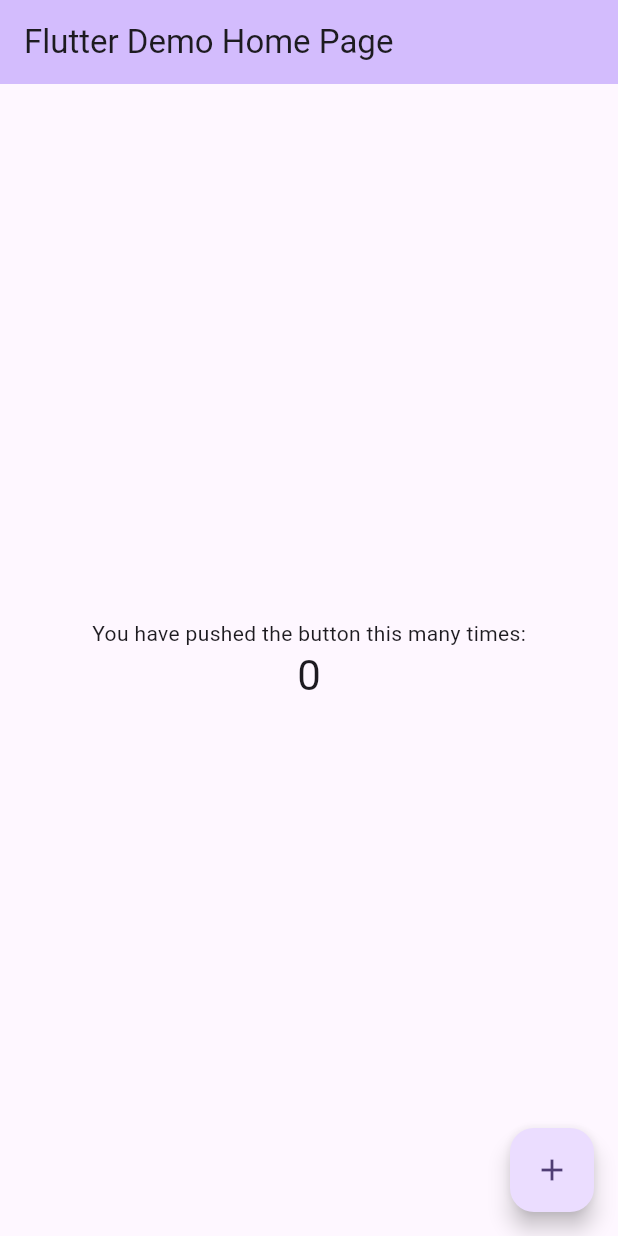
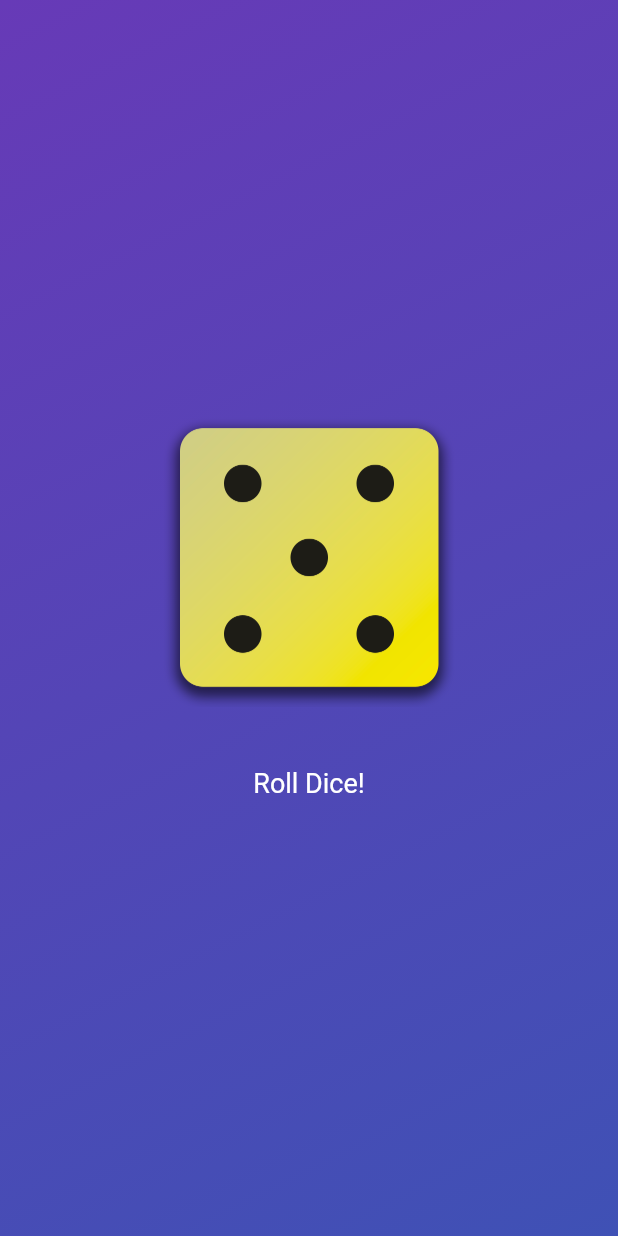
Before and after one commit to jpenna/udemy_flutter, a Flutter app: the screen it shows after launch, on a phone screen of 412 x 824 dp. Run offline on Flutter 3.47's test engine with Material 2 defaults, Android fonts, the phone set to English and light mode, and no system bars.

Commit message:
Finish dice app

```diff
--- /dev/null
+++ b/lib/dice_roller.dart
@@ -0,0 +1,44 @@
+import 'dart:math';
+
+import 'package:flutter/material.dart';
+
+final random = Random();
+
+class DiceRoller extends StatefulWidget {
+  const DiceRoller({super.key});
+
+  @override
+  State<DiceRoller> createState() {
+    return _DiceRollerState();
+  }
+}
+
+class _DiceRollerState extends State<DiceRoller> {
+  var imageNumber = random.nextInt(6) + 1;
+
+  void rollDice() {
+    setState(() {
+      imageNumber = random.nextInt(6) + 1;
+    });
+  }
+
+  @override
+  Widget build(BuildContext context) {
+    return Column(
+      mainAxisAlignment: MainAxisAlignment.center,
+      children: [
+        Image.asset('assets/images/dice-$imageNumber.png', width: 200),
+        const SizedBox(height: 20),
+        TextButton(
+          onPressed: rollDice,
+          style: TextButton.styleFrom(
+            foregroundColor: Colors.white,
+            padding: const EdgeInsets.all(20),
+            textStyle: const TextStyle(fontSize: 18),
+          ),
+          child: const Text('Roll Dice!'),
+        ),
+      ],
+    );
+  }
+}
--- /dev/null
+++ b/lib/gradient_container.dart
@@ -0,0 +1,30 @@
+import 'package:first_app/dice_roller.dart';
+import 'package:flutter/material.dart';
+
+const startAlignment = Alignment.topLeft;
+const endAlignment = Alignment.bottomRight;
+
+class GradientContainer extends StatelessWidget {
+  const GradientContainer({
+    this.colors = const [Colors.deepPurple, Colors.indigo],
+    super.key,
+  });
+
+  final List<Color> colors;
+
+  @override
+  Widget build(BuildContext context) {
+    return Container(
+      decoration: BoxDecoration(
+        gradient: LinearGradient(
+          colors: colors,
+          begin: startAlignment,
+          end: endAlignment,
+        ),
+      ),
+      child: const Center(
+        child: DiceRoller(),
+      ),
+    );
+  }
+}
--- a/lib/main.dart
+++ b/lib/main.dart
@@ -1,125 +1,13 @@
+import 'package:first_app/gradient_container.dart';
 import 'package:flutter/material.dart';
 
 void main() {
-  runApp(const MyApp());
+  runApp(
+    const MaterialApp(
+      title: 'Flutter Tutorial',
+      home: Scaffold(
+        body: GradientContainer(),
+      ),
+    ),
+  );
 }
-
-class MyApp extends StatelessWidget {
-  const MyApp({super.key});
-
-  // This widget is the root of your application.
-  @override
-  Widget build(BuildContext context) {
-    return MaterialApp(
-      title: 'Flutter Demo',
-      theme: ThemeData(
-        // This is the theme of your application.
-        //
-        // TRY THIS: Try running your application with "flutter run". You'll see
-        // the application has a blue toolbar. Then, without quitting the app,
-        // try changing the seedColor in the colorScheme below to Colors.green
-        // and then invoke "hot reload" (save your changes or press the "hot
-        // reload" button in a Flutter-supported IDE, or press "r" if you used
-        // the command line to start the app).
-        //
-        // Notice that the counter didn't reset back to zero; the application
-        // state is not lost during the reload. To reset the state, use hot
-        // restart instead.
-        //
-        // This works for code too, not just values: Most code changes can be
-        // tested with just a hot reload.
-        colorScheme: ColorScheme.fromSeed(seedColor: Colors.deepPurple),
-        useMaterial3: true,
-      ),
-      home: const MyHomePage(title: 'Flutter Demo Home Page'),
-    );
-  }
-}
-
-class MyHomePage extends StatefulWidget {
-  const MyHomePage({super.key, required this.title});
-
-  // This widget is the home page of your application. It is stateful, meaning
-  // that it has a State object (defined below) that contains fields that affect
-  // how it looks.
-
-  // This class is the configuration for the state. It holds the values (in this
-  // case the title) provided by the parent (in this case the App widget) and
-  // used by the build method of the State. Fields in a Widget subclass are
-  // always marked "final".
-
-  final String title;
-
-  @override
-  State<MyHomePage> createState() => _MyHomePageState();
-}
-
-class _MyHomePageState extends State<MyHomePage> {
-  int _counter = 0;
-
-  void _incrementCounter() {
-    setState(() {
-      // This call to setState tells the Flutter framework that something has
-      // changed in this State, which causes it to rerun the build method below
-      // so that the display can reflect the updated values. If we changed
-      // _counter without calling setState(), then the build method would not be
-      // called again, and so nothing would appear to happen.
-      _counter++;
-    });
-  }
-
-  @override
-  Widget build(BuildContext context) {
-    // This method is rerun every time setState is called, for instance as done
-    // by the _incrementCounter method above.
-    //
-    // The Flutter framework has been optimized to make rerunning build methods
-    // fast, so that you can just rebuild anything that needs updating rather
-    // than having to individually change instances of widgets.
-    return Scaffold(
-      appBar: AppBar(
-        // TRY THIS: Try changing the color here to a specific color (to
-        // Colors.amber, perhaps?) and trigger a hot reload to see the AppBar
-        // change color while the other colors stay the same.
-        backgroundColor: Theme.of(context).colorScheme.inversePrimary,
-        // Here we take the value from the MyHomePage object that was created by
-        // the App.build method, and use it to set our appbar title.
-        title: Text(widget.title),
-      ),
-      body: Center(
-        // Center is a layout widget. It takes a single child and positions it
-        // in the middle of the parent.
-        child: Column(
-          // Column is also a layout widget. It takes a list of children and
-          // arranges them vertically. By default, it sizes itself to fit its
-          // children horizontally, and tries to be as tall as its parent.
-          //
-          // Column has various properties to control how it sizes itself and
-          // how it positions its children. Here we use mainAxisAlignment to
-          // center the children vertically; the main axis here is the vertical
-          // axis because Columns are vertical (the cross axis would be
-          // horizontal).
-          //
-          // TRY THIS: Invoke "debug painting" (choose the "Toggle Debug Paint"
-          // action in the IDE, or press "p" in the console), to see the
-          // wireframe for each widget.
-          mainAxisAlignment: MainAxisAlignment.center,
-          children: <Widget>[
-            const Text(
-              'You have pushed the button this many times:',
-            ),
-            Text(
-              '$_counter',
-              style: Theme.of(context).textTheme.headlineMedium,
-            ),
-          ],
-        ),
-      ),
-      floatingActionButton: FloatingActionButton(
-        onPressed: _incrementCounter,
-        tooltip: 'Increment',
-        child: const Icon(Icons.add),
-      ), // This trailing comma makes auto-formatting nicer for build methods.
-    );
-  }
-}
--- /dev/null
+++ b/lib/styled_text.dart
@@ -0,0 +1,15 @@
+import 'package:flutter/material.dart';
+
+class StyledText extends StatelessWidget {
+  const StyledText(this.text, {super.key});
+
+  final String text;
+
+  @override
+  build(context) {
+    return Text(
+      text,
+      style: const TextStyle(color: Colors.white, fontSize: 28),
+    );
+  }
+}
```
Also changed, not shown: pubspec.yaml (+7 -3 lines), assets/images/dice-1.png (added), assets/images/dice-2.png (added), assets/images/dice-3.png (added), assets/images/dice-4.png (added), assets/images/dice-5.png (added), assets/images/dice-6.png (added).
